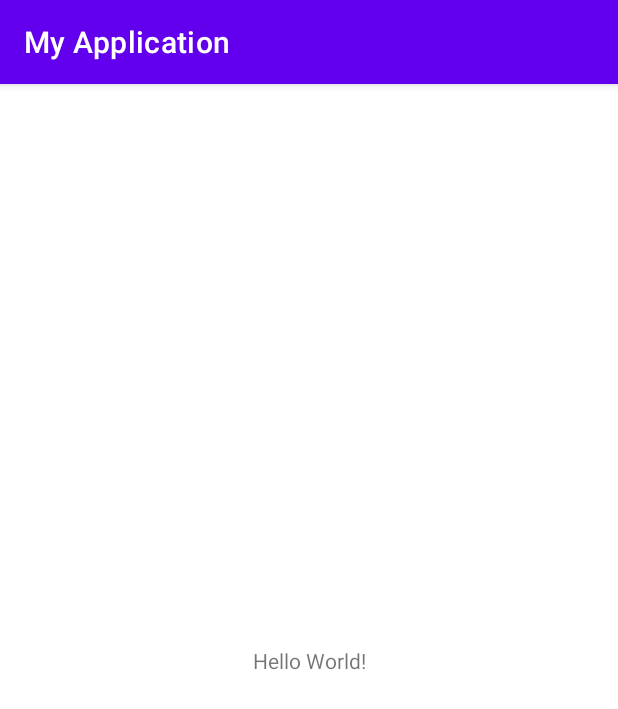
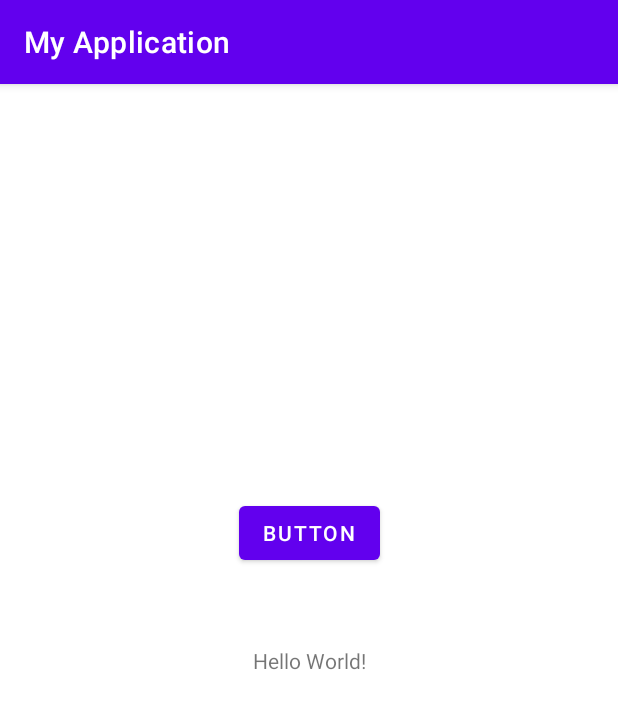
Before and after one commit to shaheen97/MyApplication, an Android app: the screen it shows after launch (MainActivity), on a phone screen of 412 x 824 dp. Shown: the top 709 px of the screen. Run offline under Robolectric (Android 15) with nearby library versions, the phone set to English and light mode, and no system bars.

Commit message:
add button

```diff
--- a/app/src/main/res/layout/activity_main.xml
+++ b/app/src/main/res/layout/activity_main.xml
@@ -7,6 +7,7 @@
     tools:context=".MainActivity">
 
     <TextView
+        android:id="@+id/textView"
         android:layout_width="wrap_content"
         android:layout_height="wrap_content"
         android:text="Hello World!"
@@ -15,4 +16,14 @@
         app:layout_constraintRight_toRightOf="parent"
         app:layout_constraintTop_toTopOf="parent" />
 
+    <Button
+        android:id="@+id/button"
+        android:layout_width="wrap_content"
+        android:layout_height="wrap_content"
+        android:layout_marginBottom="51dp"
+        android:text="Button"
+        app:layout_constraintBottom_toTopOf="@+id/textView"
+        app:layout_constraintEnd_toEndOf="parent"
+        app:layout_constraintStart_toStartOf="parent" />
+
 </androidx.constraintlayout.widget.ConstraintLayout>
```
